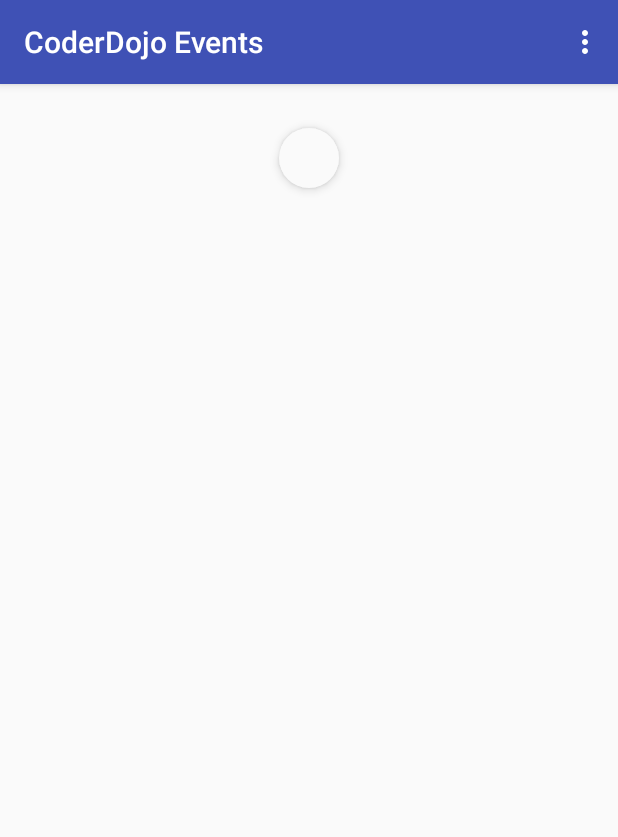
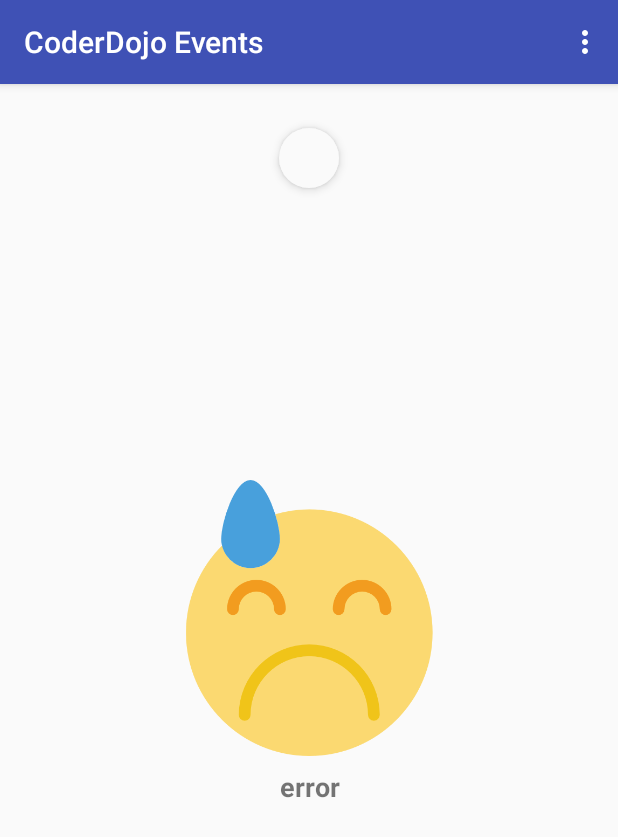
Before and after one commit to Ryder96/CoderDojo-AndroidApp, an Android app: the MainActivity screen opened directly, with no data from a screen before it, on a phone screen of 412 x 824 dp. Shown: the top 837 px of the screen. Run offline under Robolectric (Android 15) with nearby library versions, the phone set to English and light mode, and no system bars; our stand-ins replace Dagger/Hilt's generated code, RxJava, Timber; libraries missing offline, so code that uses them is left out: com.nytimes.android.

Commit message:
Added fancy error layout

```diff
--- a/app/build.gradle
+++ b/app/build.gradle
@@ -14,8 +14,8 @@ android {
         applicationId "modularity.andres.it.coderdojo"
         minSdkVersion 21
         targetSdkVersion 27
-        versionCode 5
-        versionName "1.5"
+        versionCode 6
+        versionName "0.6"
         testInstrumentationRunner "android.support.test.runner.AndroidJUnitRunner"
     }
 
--- a/app/src/main/res/layout/activity_main.xml
+++ b/app/src/main/res/layout/activity_main.xml
@@ -19,24 +19,39 @@
 
     </android.support.design.widget.AppBarLayout>
 
+    <RelativeLayout
+        android:id="@+id/error_layout"
+        android:layout_width="match_parent"
+        android:layout_height="match_parent">
+
+        <TextView
+            android:id="@+id/error_text"
+            android:layout_width="match_parent"
+            android:layout_height="wrap_content"
+            android:text="error"
+            android:layout_below="@id/error_image"
+            android:gravity="center"
+            android:textSize="18sp"
+            android:textStyle="bold"
+            />
+
+        <ImageView
+            android:id="@+id/error_image"
+            android:layout_width="wrap_content"
+            android:layout_height="wrap_content"
+            android:src="@drawable/ic_face_sad"
+            android:layout_centerInParent="true"
+            />
+    </RelativeLayout>
 
     <LinearLayout
         android:layout_width="match_parent"
         android:layout_height="match_parent"
         android:layout_marginTop="?attr/actionBarSize"
         android:orientation="vertical"
-        android:padding="5dp"
-        android:weightSum="3">
+        android:padding="5dp">
 
-        <TextView
-            android:id="@+id/error_text"
-            android:layout_width="match_parent"
-            android:layout_height="wrap_content"
-            android:visibility="gone"
-            android:text="@string/error_events_range"
-            android:layout_gravity="center"/>
-        <include
-            layout="@layout/content_event_list" />
+        <include layout="@layout/content_event_list" />
 
     </LinearLayout>
 </android.support.design.widget.CoordinatorLayout>
```
Also changed, not shown: app/src/main/java/modularity/andres/it/coderdojo/MainActivity.kt (+5 -4 lines), app/src/main/res/drawable-hdpi/ic_face_sad.png (added), app/src/main/res/drawable-mdpi/ic_face_sad.png (added), app/src/main/res/drawable-xhdpi/ic_face_sad.png (added), app/src/main/res/drawable-xxhdpi/ic_face_sad.png (added), app/src/main/res/drawable-xxxhdpi/ic_face_sad.png (added).
